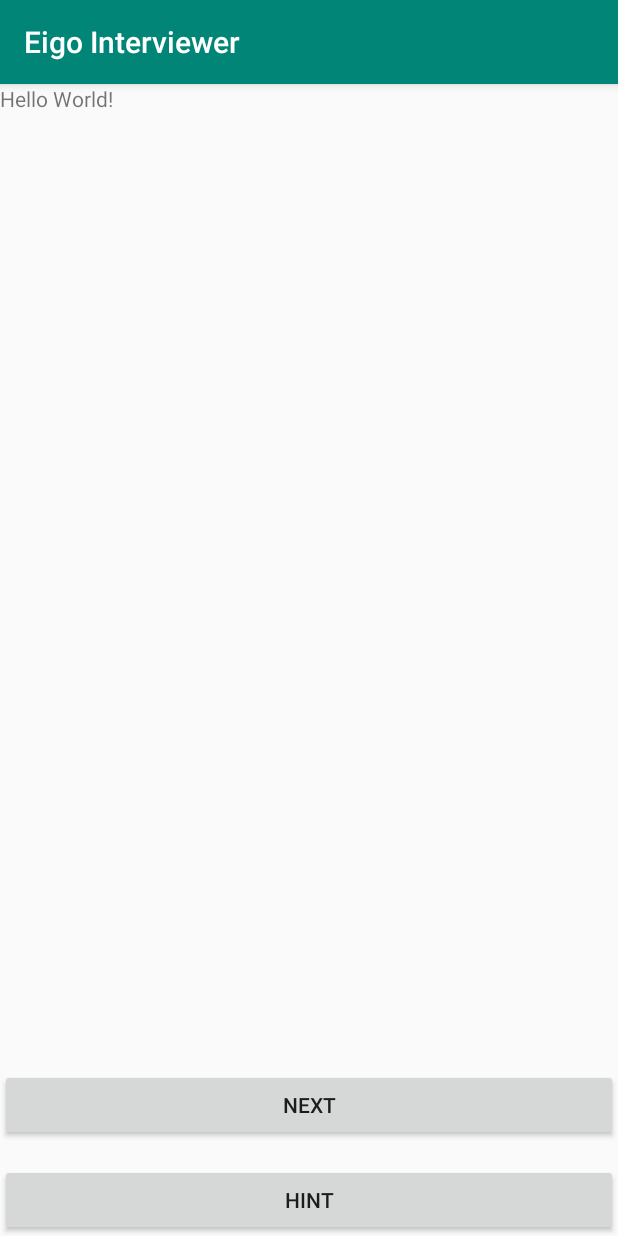
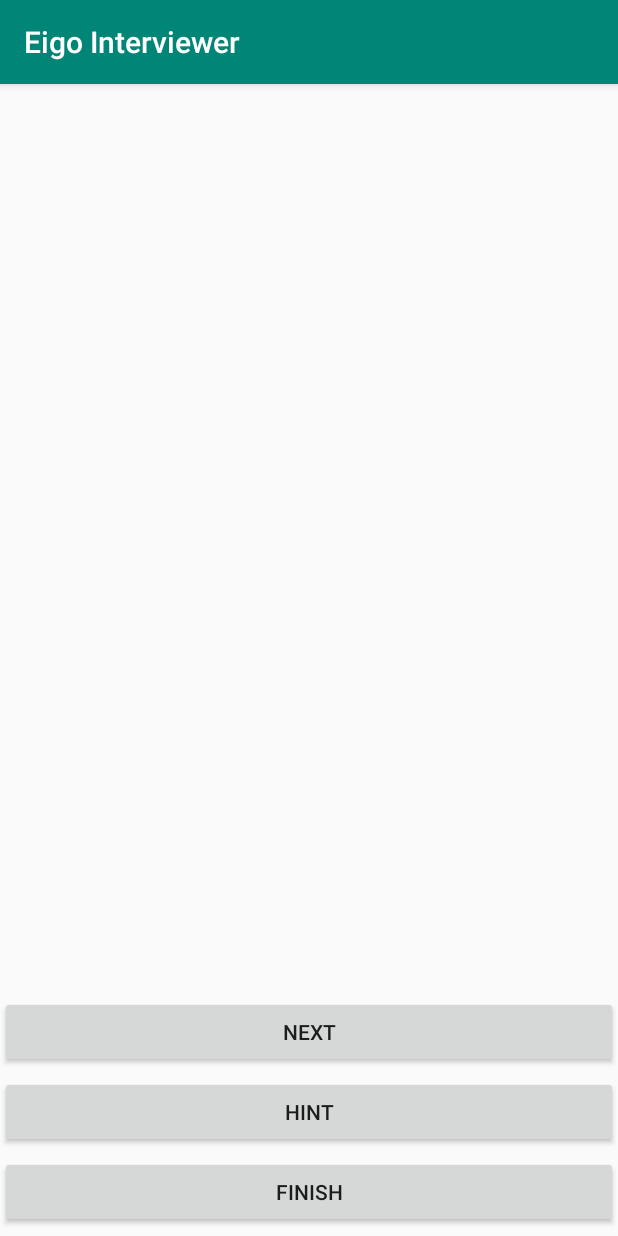
Before and after one commit to sakubs/Eigo-Interviewer, an Android app: the screen it shows after launch (MainActivity), on a phone screen of 412 x 824 dp. Run offline under Robolectric (Android 15) with nearby library versions, the phone set to English and light mode, and no system bars.

Commit message:
Added another button and got the layout generally in place.

```diff
--- a/app/src/main/res/layout/activity_main.xml
+++ b/app/src/main/res/layout/activity_main.xml
@@ -16,27 +16,38 @@
         app:layout_constraintTop_toTopOf="parent"
         >
         <TextView
+            android:id="@+id/tv_content"
             android:layout_width="match_parent"
             android:layout_height="wrap_content"
+            android:layout_marginBottom="5dp"
             android:layout_alignParentTop="true"
-            android:text="Hello World!"
+            android:text=""
             />
 
         <Button
-            android:id="@+id/button"
+            android:id="@+id/btn_next"
             android:layout_width="match_parent"
             android:layout_height="wrap_content"
             android:padding="5dp"
-            android:layout_marginBottom="15dp"
-            android:layout_above="@id/button2"
+            android:layout_marginBottom="5dp"
+            android:layout_above="@id/btn_hint"
             android:text="Next"
             />
         <Button
-            android:id="@+id/button2"
+            android:id="@+id/btn_hint"
+            android:layout_width="match_parent"
+            android:layout_height="wrap_content"
+            android:layout_above="@+id/btn_finish"
+            android:layout_marginBottom="5dp"
+            android:text="Hint"
+            />
+        <Button
+            android:id="@+id/btn_finish"
             android:layout_width="match_parent"
             android:layout_height="wrap_content"
             android:layout_alignParentBottom="true"
-            android:text="Hint"
+            android:layout_marginBottom="5dp"
+            android:text="Finish"
             />
     </RelativeLayout>
 </androidx.constraintlayout.widget.ConstraintLayout>
```
